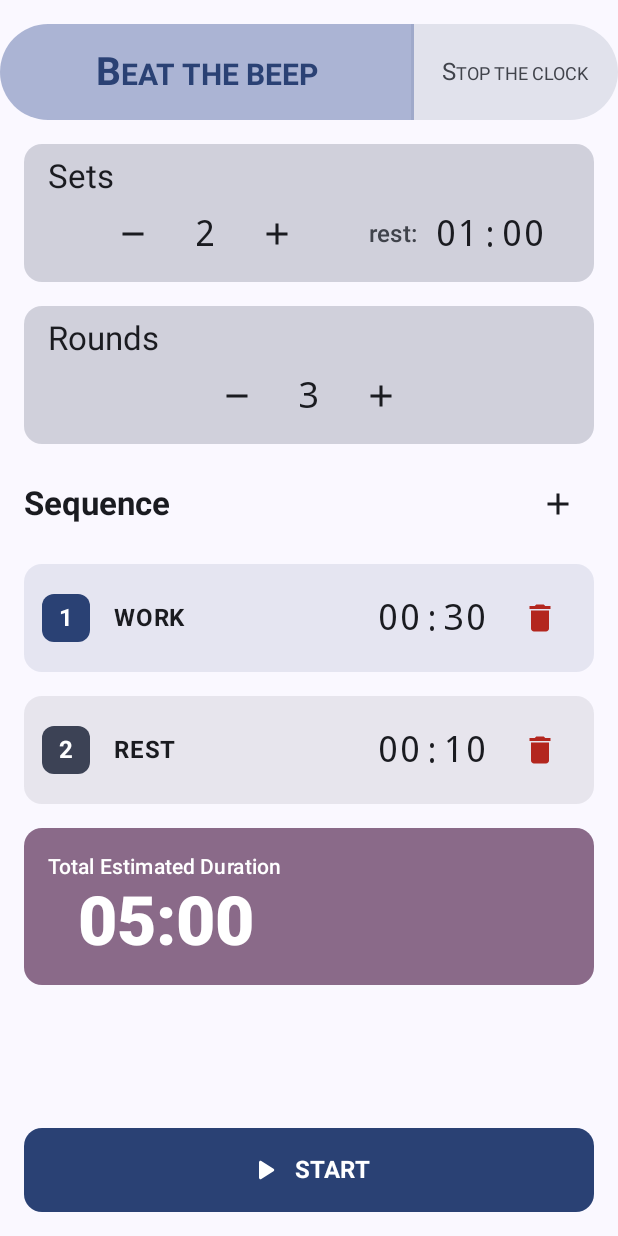
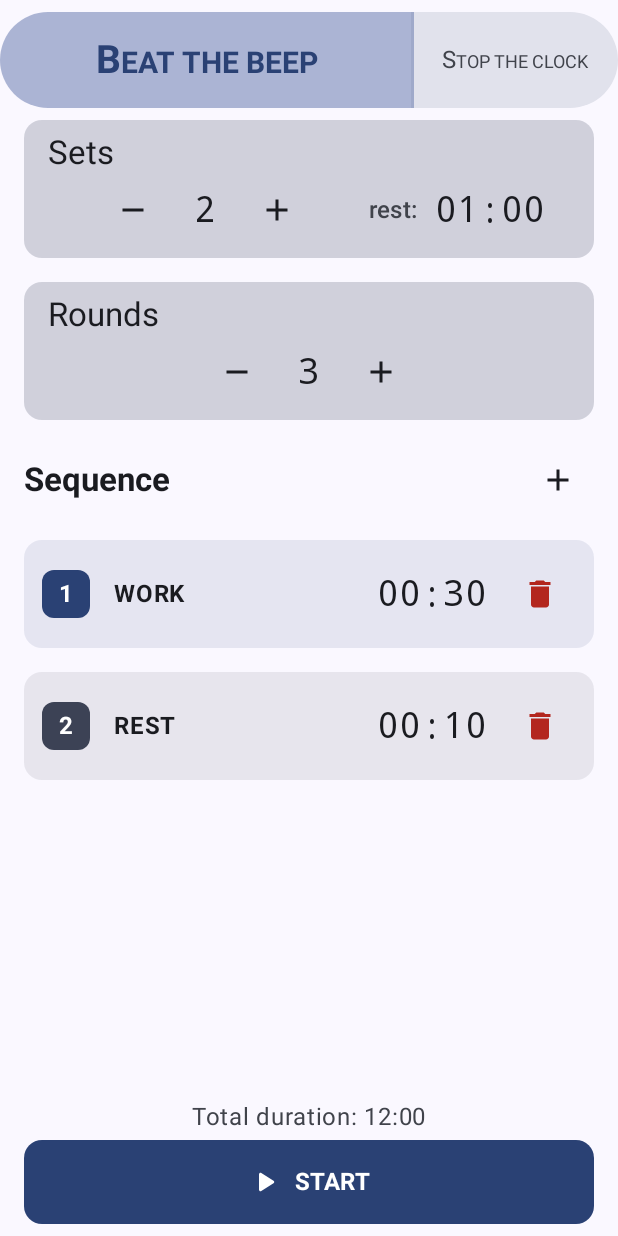
Before and after one commit to baccours/kronos, an Android app built with Jetpack Compose: the @Preview function SetupScreenPreview, on a phone screen of 412 x 824 dp. Run offline under Robolectric (Android 15) with nearby library versions, the phone set to English and light mode, and no system bars.

Commit message:
Total duration

```diff
--- a/app/src/main/java/com/baccours/kronos/ui/setup/SetupScreen.kt
+++ b/app/src/main/java/com/baccours/kronos/ui/setup/SetupScreen.kt
@@ -72,10 +72,12 @@ fun SetupScreen(
     onStartTimer: (TimerConfig) -> Unit = {}
 ) {
     val uiState by viewModel.uiState.collectAsState()
+    val totalDuration by viewModel.totalDuration.collectAsState()
 
     // Stateful wrapper passing state and events down
     SetupScreenContent(
         uiState = uiState,
+        totalDuration = totalDuration,
         onStartTimer = onStartTimer,
         updateMode = viewModel::updateMode,
         updateSets = viewModel::updateSets,
@@ -92,6 +94,7 @@ fun SetupScreen(
 @Composable
 private fun SetupScreenContent(
     uiState: TimerConfig,
+    totalDuration: String,
     onStartTimer: (TimerConfig) -> Unit,
     updateMode: (TimerMode) -> Unit,
     updateSets: (Int) -> Unit,
@@ -128,7 +131,7 @@ private fun SetupScreenContent(
                     modifier = Modifier
                         .fillMaxWidth()
                         .statusBarsPadding() // Ensures content doesn't go under the clock/icons
-                        .padding(vertical = 16.dp),
+                        .padding(vertical = 8.dp),
                     color = MaterialTheme.colorScheme.surface
                 ) {
                     // Mode Selection
@@ -187,12 +190,25 @@ private fun SetupScreenContent(
              },
             bottomBar = {
                 Surface(modifier = Modifier.fillMaxWidth()) {
+                    Column(
+                        modifier = Modifier
+                            .fillMaxWidth()
+                            .navigationBarsPadding()
+                            .padding(horizontal = 16.dp, vertical = 8.dp),
+                        verticalArrangement = Arrangement.spacedBy(6.dp),
+                        horizontalAlignment = Alignment.CenterHorizontally
+                    ) {
+                        if (isTimerMode) {
+                            Text(
+                                text = "Total duration: $totalDuration",
+                                style = MaterialTheme.typography.bodyLarge,
+                                color = MaterialTheme.colorScheme.onSurfaceVariant
+                            )
+                        }
                         Button(
                             onClick = { onStartTimer(uiState) },
                             modifier = Modifier
                                 .fillMaxWidth()
-                            .navigationBarsPadding() // Ensures it doesn't overlap system nav bar
-                            .padding(16.dp)
                                 .height(56.dp),
                             shape = RoundedCornerShape(12.dp),
 
@@ -204,6 +220,7 @@ private fun SetupScreenContent(
                                     style = MaterialTheme.typography.titleMedium,
                                     fontWeight = FontWeight.Bold
                             )
+                        }
                     }
                 }
             }
@@ -342,38 +359,6 @@ private fun SetupScreenContent(
                             onDelete = { removeTask(task.id) }
                         )
                     }
-
-                    // Total Duration
-                    item {
-                        Card(
-                            colors = CardDefaults.cardColors(containerColor = MaterialTheme.colorScheme.tertiaryContainer),
-                            modifier = Modifier.fillMaxWidth()
-                        ) {
-                            Column(
-                                modifier = Modifier.padding(16.dp),
-                                horizontalAlignment = Alignment.CenterHorizontally
-                            ) {
-                                val totalSecs = uiState.totalDurationSeconds
-                                val h = totalSecs / 3600
-                                val m = (totalSecs % 3600) / 60
-                                val s = totalSecs % 60
-                                val timeStr =
-                                    if (h > 0) "%02d:%02d:%02d".format(h, m, s)
-                                    else "%02d:%02d".format(m, s)
-
-                                Text(
-                                    "Total Estimated Duration",
-                                    style = MaterialTheme.typography.labelLarge
-                                )
-                                Text(
-                                    text = timeStr,
-                                    style = MaterialTheme.typography.displayMedium,
-                                    fontWeight = FontWeight.Black,
-                                    color = MaterialTheme.colorScheme.onTertiaryContainer
-                                )
-                            }
-                        }
-                    }
                 }
             }
         }
@@ -396,6 +381,7 @@ fun SetupScreenPreview() {
                     Task(type = TaskType.REST, durationSeconds = 10)
                 )
             ),
+            totalDuration = "12:00",
             onStartTimer = {},
             updateMode = {},
             updateSets = {},
```
Also changed, not shown: app/src/main/java/com/baccours/kronos/model/Utils.kt (added, +12 -0 lines), app/src/main/java/com/baccours/kronos/ui/running/RunningViewModel.kt (+5 -10 lines), app/src/main/java/com/baccours/kronos/ui/setup/SetupViewModel.kt (+13 -0 lines). Lines whose indentation alone changed are shown as unchanged.
